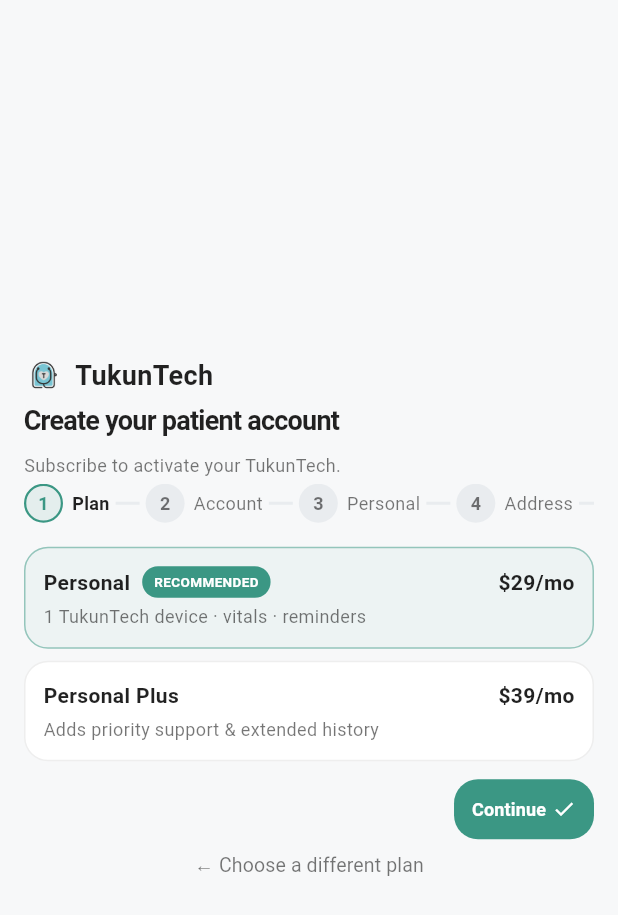
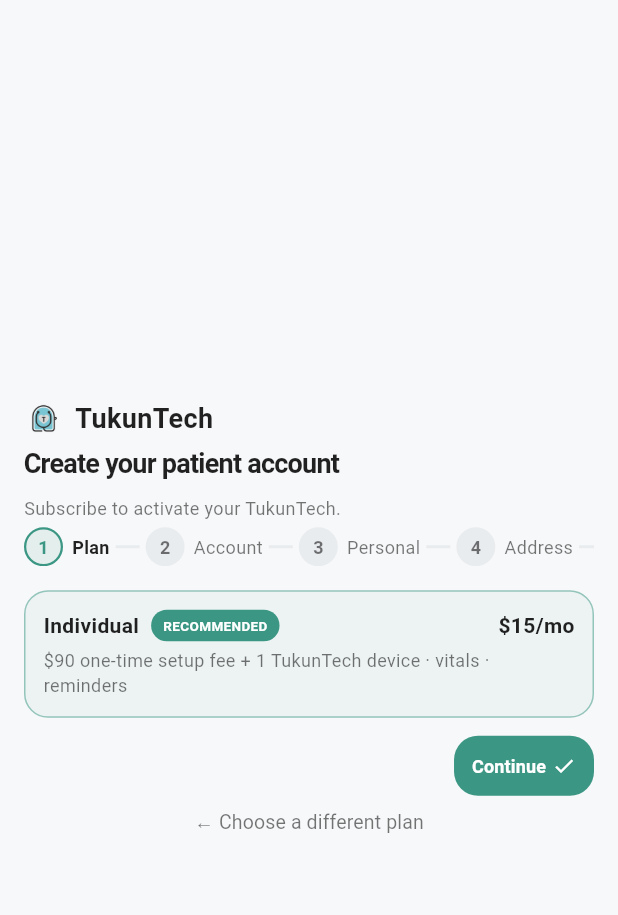
Before and after one commit to Tukuntech2025/mobileAppEmergentes, a Flutter app: the CreateAccountPage screen opened directly, on a phone screen of 412 x 824 dp. Shown: the top 915 px of the screen. Run offline on Flutter 3.47's test engine with Material 3 defaults, Android fonts, the phone set to English and light mode, and no system bars; missing offline and left inert: dart_jsonwebtoken; network calls fail.

Commit message:
fix: arreglar precios

```diff
--- a/tukuntech/lib/features/auth/presentation/pages/patient_create_account_page.dart
+++ b/tukuntech/lib/features/auth/presentation/pages/patient_create_account_page.dart
@@ -225,25 +225,14 @@
 
                   const SizedBox(height: 24),
 
-                  // Step Content
                   if (_currentStep == 0) ...[
                     _buildPlanCard(
-                      title: 'Personal',
-                      price: '\$29/mo',
-                      description: '1 TukunTech device · vitals · reminders',
+                      title: 'Individual',
+                      price: '\$15/mo',
+                      description: '\$90 one-time setup fee + 1 TukunTech device · vitals · reminders',
                       isRecommended: true,
                       isSelected: _selectedPlanIndex == 0,
                       onTap: () => setState(() => _selectedPlanIndex = 0),
-                      primaryColor: primaryColor,
-                    ),
-                    const SizedBox(height: 12),
-                    _buildPlanCard(
-                      title: 'Personal Plus',
-                      price: '\$39/mo',
-                      description: 'Adds priority support & extended history',
-                      isRecommended: false,
-                      isSelected: _selectedPlanIndex == 1,
-                      onTap: () => setState(() => _selectedPlanIndex = 1),
                       primaryColor: primaryColor,
                     ),
                   ]
--- a/tukuntech/lib/features/auth/presentation/widgets/step_plan.dart
+++ b/tukuntech/lib/features/auth/presentation/widgets/step_plan.dart
@@ -40,7 +40,7 @@
                       runSpacing: 4,
                       children: [
                         const Text(
-                          'Personal',
+                          'Individual',
                           style: TextStyle(
                             fontSize: 14,
                             fontWeight: FontWeight.w600,
@@ -67,7 +67,7 @@
                   ),
                   const SizedBox(width: 8),
                   const Text(
-                    '\$29/mo',
+                    '\$15/mo',
                     style: TextStyle(
                       fontSize: 14,
                       fontWeight: FontWeight.w600,
@@ -78,51 +78,7 @@
               ),
               const SizedBox(height: 4),
               const Text(
-                '1 TukunTech device · vitals · reminders',
-                style: TextStyle(
-                  color: Colors.black54,
-                  fontSize: 12,
-                ),
-              ),
-            ],
-          ),
-        ),
-        const SizedBox(height: 8),
-        // Personal Plus Plan Card
-        Container(
-          decoration: BoxDecoration(
-            color: Colors.white,
-            borderRadius: BorderRadius.circular(16),
-            border: Border.all(color: Colors.grey.shade200, width: 1),
-          ),
-          padding: const EdgeInsets.all(12),
-          child: Column(
-            crossAxisAlignment: CrossAxisAlignment.start,
-            children: [
-              Row(
-                mainAxisAlignment: MainAxisAlignment.spaceBetween,
-                children: const [
-                  Text(
-                    'Personal Plus',
-                    style: TextStyle(
-                      fontSize: 14,
-                      fontWeight: FontWeight.w600,
-                      color: Colors.black87,
-                    ),
-                  ),
-                  Text(
-                    '\$39/mo',
-                    style: TextStyle(
-                      fontSize: 14,
-                      fontWeight: FontWeight.w600,
-                      color: Colors.black87,
-                    ),
-                  ),
-                ],
-              ),
-              const SizedBox(height: 4),
-              const Text(
-                'Adds priority support & extended history',
+                '\$90 one-time setup fee + 1 TukunTech device · vitals · reminders',
                 style: TextStyle(
                   color: Colors.black54,
                   fontSize: 12,
@@ -166,7 +122,7 @@
                     ),
                     const SizedBox(width: 8),
                     const Text(
-                      '\$200/mo',
+                      '\$25/mo',
                       style: TextStyle(
                         fontSize: 14,
                         fontWeight: FontWeight.w600,
@@ -177,7 +133,7 @@
                 ),
                 const SizedBox(height: 4),
                 const Text(
-                  'Up to 5 TukunTech devices · family dashboard · vitals tracking · Mobile app and web access',
+                  '\$170 one-time setup fee + up to 5 TukunTech devices · family dashboard · vitals tracking · Mobile app and web access',
                   style: TextStyle(
                     color: Colors.black54,
                     fontSize: 12,
--- a/tukuntech/pubspec.yaml
+++ b/tukuntech/pubspec.yaml
@@ -7,6 +7,7 @@
   sdk: ^3.12.0
 
 dependencies:
+  dart_jsonwebtoken: ^3.4.1
   flutter:
     sdk: flutter
   http: ^1.6.0
```
Also changed, not shown: tukuntech/lib/features/auth/presentation/pages/caregiver_create_account_page.dart (+24 -10 lines), tukuntech/lib/features/auth/presentation/widgets/step_payment.dart (+23 -1 lines), tukuntech/lib/features/caregiver/presentation/widgets/patient_history_view.dart (+24 -3 lines), tukuntech/pubspec.lock.
